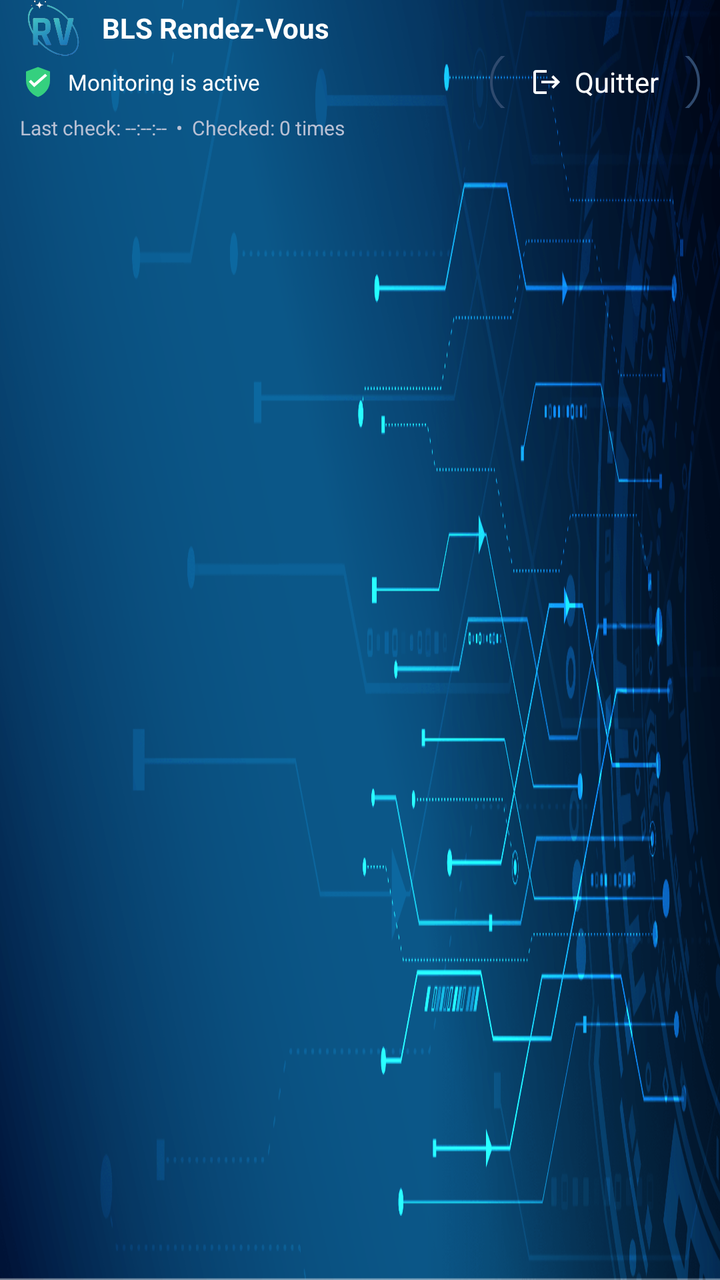
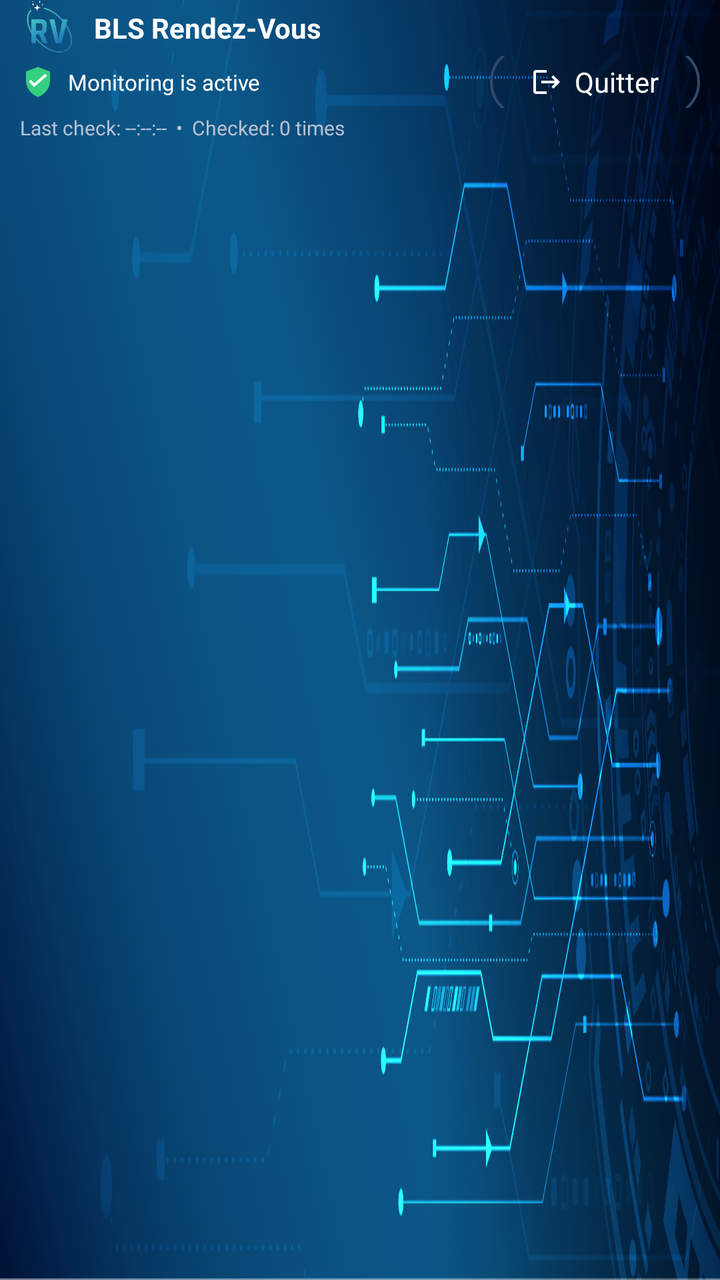

Compare the two renders of this Android layout. The source of the first and the diff that turns it into the second are given below.
<!-- AndroidManifest.xml: application theme android:Theme.Material.Light.NoActionBar -->
<!-- res/layout/notification_monitoring.xml -->
<?xml version="1.0" encoding="utf-8"?>
<LinearLayout
    xmlns:android="http://schemas.android.com/apk/res/android"
    android:layout_width="match_parent"
    android:layout_height="80dp"
    android:orientation="vertical"
    android:background="@drawable/notification_header_bg"
    android:paddingStart="10dp"
    android:paddingEnd="10dp">

    
    <LinearLayout
        android:layout_width="match_parent"
        android:layout_height="28dp"
        android:orientation="horizontal"
        android:gravity="center_vertical">

        
        <ImageView
    android:id="@+id/notification_rv"
    android:layout_width="34dp"
    android:layout_height="34dp"
    android:src="@drawable/rv_premium_logo"
    android:scaleType="fitCenter"
    android:contentDescription="RV Premium Logo" />

        
        <TextView
            android:id="@+id/notification_title"
            android:layout_width="wrap_content"
            android:layout_height="match_parent"
            android:paddingStart="7dp"
            android:gravity="center_vertical"
            android:text="BLS Rendez-Vous"
            android:textColor="#FFFFFF"
            android:textSize="14sp"
            android:textStyle="bold"
            android:maxLines="1" />

    </LinearLayout>


    
    <LinearLayout
        android:layout_width="match_parent"
        android:layout_height="26dp"
        android:orientation="horizontal"
        android:gravity="center_vertical">

        
        <ImageView
            android:layout_width="18dp"
            android:layout_height="18dp"
            android:src="@drawable/ic_monitoring_shield"
            android:contentDescription="@null" />

        
        <TextView
            android:id="@+id/notification_description"
            android:layout_width="0dp"
            android:layout_height="match_parent"
            android:layout_weight="1"
            android:paddingStart="6dp"
            android:gravity="center_vertical"
            android:text="Monitoring is active"
            android:textColor="#FFFFFF"
            android:textSize="11sp"
            android:maxLines="1" />

        
        <LinearLayout
            android:id="@+id/btnQuitter"
            android:layout_width="105dp"
            android:layout_height="36dp"
            android:layout_marginStart="8dp"
            android:orientation="horizontal"
            android:gravity="center"
            android:background="@drawable/bg_btn_quitter"
            android:clickable="true"
            android:focusable="true">

            
            <ImageView
                android:layout_width="16dp"
                android:layout_height="16dp"
                android:src="@drawable/ic_logout"
                android:contentDescription="@null" />

            
            <TextView
                android:layout_width="wrap_content"
                android:layout_height="wrap_content"
                android:layout_marginStart="6dp"
                android:text="Quitter"
                android:textColor="#FFFFFF"
                android:textSize="14sp"
                android:gravity="center" />

        </LinearLayout>

    </LinearLayout>


    
    <TextView
        android:id="@+id/notification_info"
        android:layout_width="match_parent"
        android:layout_height="20dp"
        android:gravity="center_vertical"
        android:text="Last check: --:--:--  •  Checked: 0 times"
        android:textColor="#B8C0D4"
        android:textSize="10sp"
        android:maxLines="1" />

</LinearLayout>
<!-- resources referenced by this layout -->
<resources>
  <!-- drawable bg_btn_quitter (drawable) -->
  <shape xmlns:android="http://schemas.android.com/apk/res/android"
      android:shape="rectangle">
  
      <solid android:color="@android:color/transparent" />
  
      <stroke
          android:width="1.2dp"
          android:color="#2F4A6E" />
  
      <corners android:radius="50dp" />
  
  </shape>
  <!-- drawable ic_logout (drawable) -->
  <vector xmlns:android="http://schemas.android.com/apk/res/android"
      android:width="20dp"
      android:height="20dp"
      android:viewportWidth="24"
      android:viewportHeight="24"
      android:tint="#FFFFFF">
  
      <path
          android:fillColor="@android:color/white"
          android:pathData="M17,7l-1.41,1.41L18.17,11H8v2h10.17l-2.58,2.58L17,17l5,-5zM4,5h8V3H4c-1.1,0 -2,0.9 -2,2v14c0,1.1 0.9,2 2,2h8v-2H4V5z" />
  
  </vector>
  <!-- drawable ic_monitoring_shield (drawable) -->
  <?xml version="1.0" encoding="utf-8"?>
  <vector
      xmlns:android="http://schemas.android.com/apk/res/android"
      android:width="18dp"
      android:height="18dp"
      android:viewportWidth="24"
      android:viewportHeight="24">
  
      
      <path
          android:fillColor="#35D07F"
          android:pathData="M12,2
                            L20,5
                            L20,11
                            C20,16 16.8,20.2 12,22
                            C7.2,20.2 4,16 4,11
                            L4,5
                            Z" />
  
      
      <path
          android:fillColor="#FFFFFF"
          android:pathData="M9.5,12.8
                            L7.2,10.5
                            L5.9,11.8
                            L9.5,15.4
                            L18.1,7.8
                            L16.8,6.5
                            Z" />
  
  </vector>
  <!-- drawable notification_header_bg: png bitmap (drawable, 196660 bytes) -->
  <!-- drawable rv_premium_logo: png bitmap (drawable, 75805 bytes) -->
</resources>

<!-- the commit's change to res/layout/notification_monitoring.xml (unified diff, before → after) -->
@@ -18,8 +18,8 @@
         
         <ImageView
     android:id="@+id/notification_rv"
-    android:layout_width="34dp"
-    android:layout_height="34dp"
+    android:layout_width="30dp"
+    android:layout_height="30dp"
     android:src="@drawable/rv_premium_logo"
     android:scaleType="fitCenter"
     android:contentDescription="RV Premium Logo" />
